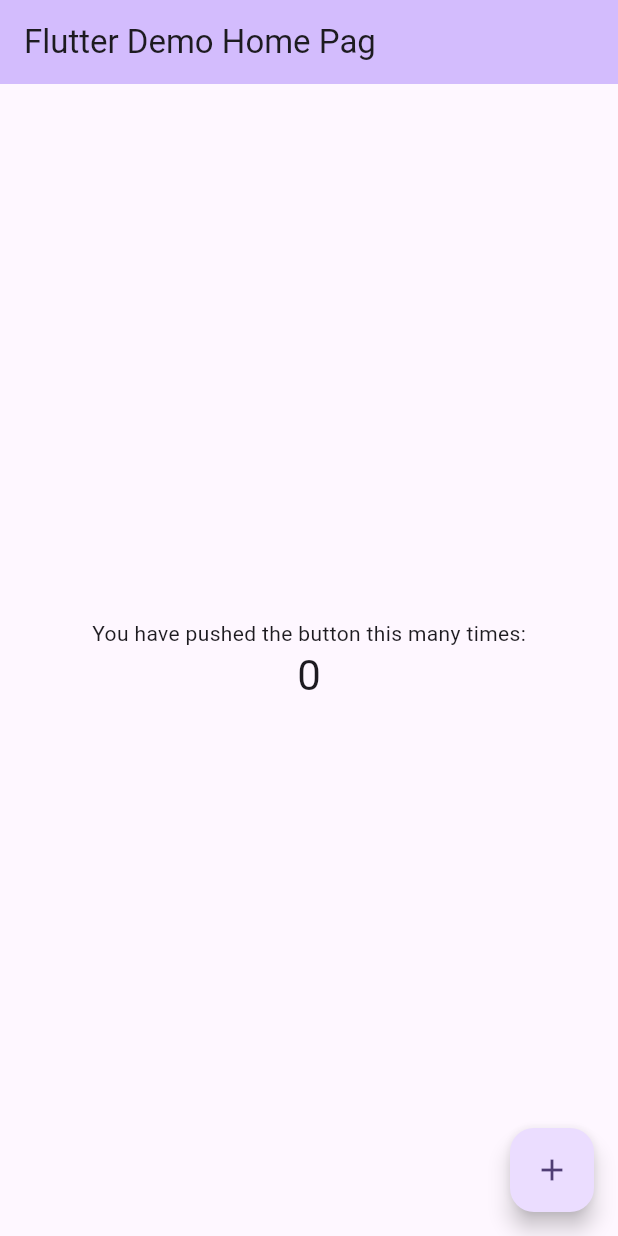
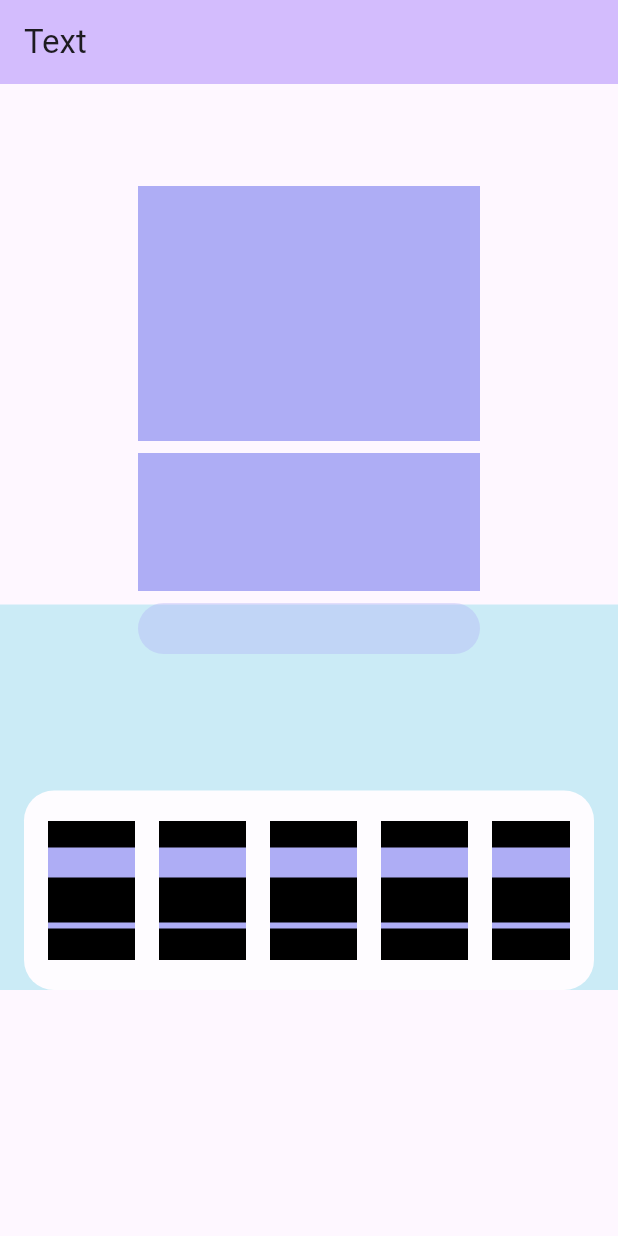
Before and after one commit to ZakharZokhar/SFU-Flutter-development, a Flutter app: the screen it shows after launch, on a phone screen of 412 x 824 dp. Run offline on Flutter 3.47's test engine with Material 3 defaults, Android fonts, the phone set to English and light mode, and no system bars.

Commit message:
started creating layout

```diff
--- a/lib/main.dart
+++ b/lib/main.dart
@@ -1,4 +1,5 @@
 import 'package:flutter/material.dart';
+import 'package:test_project/widgets/current_weather_card.dart';
 
 void main() {
   runApp(const MyApp());
@@ -7,129 +8,124 @@ void main() {
 class MyApp extends StatelessWidget {
   const MyApp({super.key});
 
-  // This widget is the root of your application.
   @override
   Widget build(BuildContext context) {
     return MaterialApp(
       title: 'Flutter Demo',
       theme: ThemeData(
-        // This is the theme of your application.
-        //
-        // TRY THIS: Try running your application with "flutter run". You'll see
-        // the application has a purple toolbar. Then, without quitting the app,
-        // try changing the seedColor in the colorScheme below to Colors.green
-        // and then invoke "hot reload" (save your changes or press the "hot
-        // reload" button in a Flutter-supported IDE, or press "r" if you used
-        // the command line to start the app).
-        //
-        // Notice that the counter didn't reset back to zero; the application
-        // state is not lost during the reload. To reset the state, use hot
-        // restart instead.
-        //
-        // This works for code too, not just values: Most code changes can be
-        // tested with just a hot reload.
         colorScheme: ColorScheme.fromSeed(seedColor: Colors.deepPurple),
         useMaterial3: true,
       ),
-      home: const MyHomePage(
-        title: 'Flutter Demo Home Pag',
-        description: 'Description',
+      home: const MyHomePage(),
+    );
+  }
+}
+
+class MyHomePage extends StatelessWidget {
+  const MyHomePage({
+    super.key,
+  });
+
+  @override
+  Widget build(BuildContext context) {
+    return Scaffold(
+      appBar: AppBar(
+        backgroundColor: Theme.of(context).colorScheme.inversePrimary,
+        title: Text('Text'),
+      ),
+      body: Stack(
+        children: [
+          Positioned(
+            top: 347,
+            child: Container(
+              height: 33,
+              width: MediaQuery.sizeOf(context).width,
+              color: Colors.cyan.withOpacity(0.2),
+            ),
+          ),
+          SizedBox(
+            width: double.infinity,
+            child: Column(
+              crossAxisAlignment: CrossAxisAlignment.center,
+              children: [
+                SizedBox(
+                  height: 68,
+                ),
+                Container(
+                  width: 228,
+                  height: 170,
+                  decoration: BoxDecoration(
+                    color: Color(0xFFAEADF5),
+                  ),
+                ),
+                SizedBox(
+                  height: 8,
+                ),
+                Container(
+                  width: 228,
+                  height: 92,
+                  decoration: BoxDecoration(
+                    color: Color(0xFFAEADF5),
+                  ),
+                ),
+                SizedBox(
+                  height: 8,
+                ),
+                Container(
+                  width: 228,
+                  height: 34,
+                  decoration: BoxDecoration(
+                    color: Color(0xFFAEADF5).withOpacity(0.35),
+                    borderRadius: BorderRadius.all(
+                      Radius.circular(
+                        20,
+                      ),
+                    ),
+                  ),
+                ),
+                Container(
+                  color: Colors.cyan.withOpacity(0.2),
+                  width: double.infinity,
+                  child: Padding(
+                    padding: const EdgeInsets.symmetric(
+                      horizontal: 16,
+                    ),
+                    child: Column(
+                      children: [
+                        SizedBox(
+                          height: 91,
+                        ),
+                        Container(
+                          height: 133,
+                          padding: EdgeInsets.symmetric(
+                            vertical: 20,
+                            horizontal: 16,
+                          ),
+                          decoration: BoxDecoration(
+                            color: Color(0xFFFEFCFF),
+                            borderRadius: BorderRadius.all(
+                              Radius.circular(20),
+                            ),
+                          ),
+                          child: ListView.separated(
+                            separatorBuilder: (context, index) => SizedBox(
+                              width: 16,
+                            ),
+                            physics: BouncingScrollPhysics(),
+                            scrollDirection: Axis.horizontal,
+                            itemCount: 10,
+                            itemBuilder: (context, index) => CurrentWeatherCard(),
+                          ),
+                        ),
+                      ],
+                    ),
+                  ),
+                )
+              ],
+            ),
+          ),
+        ],
       ),
     );
   }
 }
-
-class MyHomePage extends StatefulWidget {
-  const MyHomePage({
-    super.key,
-    required this.title,
-    required this.description,
-  });
-
-  // This widget is the home page of your application. It is stateful, meaning
-  // that it has a State object (defined below) that contains fields that affect
-  // how it looks.
-
-  // This class is the configuration for the state. It holds the values (in this
-  // case the title) provided by the parent (in this case the App widget) and
-  // used by the build method of the State. Fields in a Widget subclass are
-  // always marked "final".
-
-  final String title;
-
-  final String description;
-
-  @override
-  State<MyHomePage> createState() => _MyHomePageState();
-}
-
-class _MyHomePageState extends State<MyHomePage> {
-  int _counter = 0;
-
-  void _incrementCounter() {
-    setState(() {
-      _counter++;
-
-      // This call to setState tells the Flutter framework that something has
-      // changed in this State, which causes it to rerun the build method below
-      // so that the display can reflect the updated values. If we changed
-      // _counter without calling setState(), then the build method would not be
-      // called again, and so nothing would appear to happen.
-    });
-  }
-
-  @override
-  Widget build(BuildContext context) {
-    // This method is rerun every time setState is called, for instance as done
-    // by the _incrementCounter method above.
-    //
-    // The Flutter framework has been optimized to make rerunning build methods
-    // fast, so that you can just rebuild anything that needs updating rather
-    // than having to individually change instances of widgets.
-    return Scaffold(
-      appBar: AppBar(
-        // TRY THIS: Try changing the color here to a specific color (to
-        // Colors.amber, perhaps?) and trigger a hot reload to see the AppBar
-        // change color while the other colors stay the same.
-        backgroundColor: Theme.of(context).colorScheme.inversePrimary,
-        // Here we take the value from the MyHomePage object that was created by
-        // the App.build method, and use it to set our appbar title.
-        title: Text(widget.title),
-      ),
-      body: Center(
-        // Center is a layout widget. It takes a single child and positions it
-        // in the middle of the parent.
-        child: Column(
-          // Column is also a layout widget. It takes a list of children and
-          // arranges them vertically. By default, it sizes itself to fit its
-          // children horizontally, and tries to be as tall as its parent.
-          //
-          // Column has various properties to control how it sizes itself and
-          // how it positions its children. Here we use mainAxisAlignment to
-          // center the children vertically; the main axis here is the vertical
-          // axis because Columns are vertical (the cross axis would be
-          // horizontal).
-          //
-          // TRY THIS: Invoke "debug painting" (choose the "Toggle Debug Paint"
-          // action in the IDE, or press "p" in the console), to see the
-          // wireframe for each widget.
-          mainAxisAlignment: MainAxisAlignment.center,
-          children: [
-            const Text(
-              'You have pushed the button this many times:',
-            ),
-            Text(
-              '$_counter',
-              style: Theme.of(context).textTheme.headlineMedium,
-            ),
-          ],
-        ),
-      ),
-      floatingActionButton: FloatingActionButton(
-        onPressed: _incrementCounter,
-        tooltip: 'Increment',
-        child: const Icon(Icons.add),
-      ), // This trailing comma makes auto-formatting nicer for build methods.
-    );
-  }
-}
--- /dev/null
+++ b/lib/widgets/current_weather_card.dart
@@ -0,0 +1,43 @@
+import 'package:flutter/material.dart';
+
+class CurrentWeatherCard extends StatelessWidget {
+  const CurrentWeatherCard({super.key});
+
+  @override
+  Widget build(BuildContext context) {
+    return Container(
+      width: 58,
+      decoration: BoxDecoration(
+        color: Color(0xFFAEADF5),
+      ),
+      child: Column(
+        children: [
+          Container(
+            height: 18,
+            decoration: BoxDecoration(
+              color: Colors.black,
+            ),
+          ),
+          SizedBox(
+            height: 20,
+          ),
+          Container(
+            height: 30,
+            decoration: BoxDecoration(
+              color: Colors.black,
+            ),
+          ),
+          SizedBox(
+            height: 4,
+          ),
+          Container(
+            height: 21,
+            decoration: BoxDecoration(
+              color: Colors.black,
+            ),
+          ),
+        ],
+      ),
+    );
+  }
+}
```
